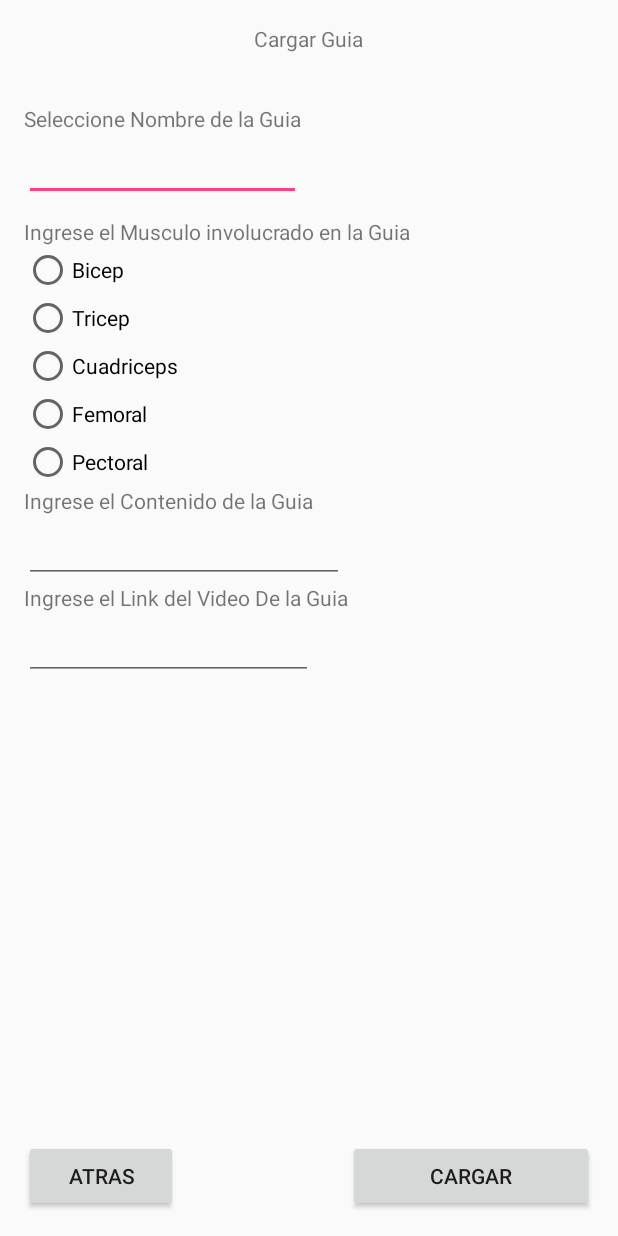
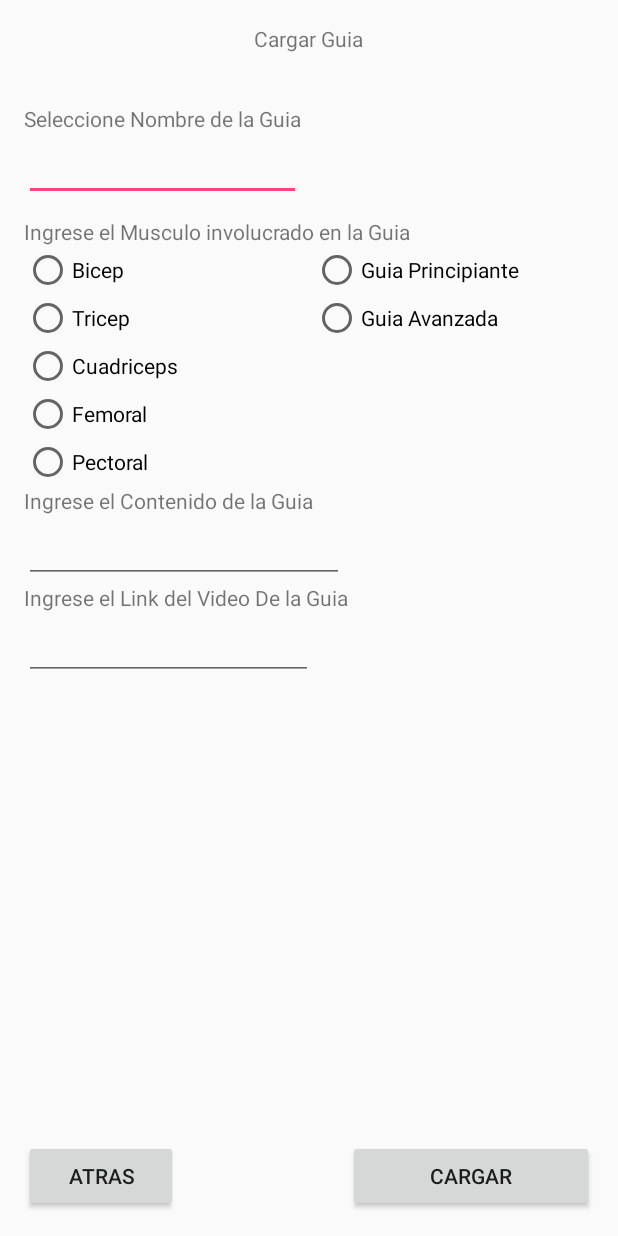
Before and after one commit to mrkorbin/tesis2, an Android app: the layout activity_cargar_guia.xml on its own in the app's theme, with its tools: preview values and no code run, on a phone screen of 412 x 824 dp. Run offline under Robolectric (Android 15) with nearby library versions, the phone set to English and light mode, and no system bars.

Commit message:
radio botones de guia principiante y avanzada
radio botones de guia principiante y avanzada

```diff
--- a/app/src/main/res/layout/activity_cargar_guia.xml
+++ b/app/src/main/res/layout/activity_cargar_guia.xml
@@ -158,4 +158,24 @@
         android:layout_alignRight="@+id/radioButton3"
         android:layout_alignEnd="@+id/radioButton3" />
 
+    <RadioButton
+        android:layout_width="wrap_content"
+        android:layout_height="wrap_content"
+        android:id="@+id/radioButton6"
+        android:layout_above="@+id/radioButton2"
+        android:layout_toRightOf="@+id/textView15"
+        android:layout_toEndOf="@+id/textView15"
+        android:checked="false"
+        android:text="Guia Principiante" />
+
+    <RadioButton
+        android:layout_width="wrap_content"
+        android:layout_height="wrap_content"
+        android:text="Guia Avanzada"
+        android:id="@+id/radioButton7"
+        android:layout_below="@+id/radioButton6"
+        android:layout_alignLeft="@+id/radioButton6"
+        android:layout_alignStart="@+id/radioButton6"
+        android:checked="false" />
+
 </RelativeLayout>
```
